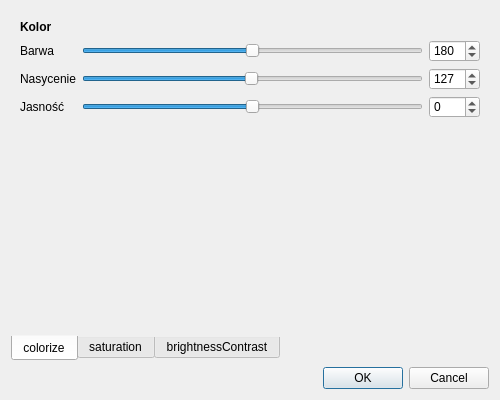
First picture: the form in colormenu.ui, repository NorbertWychowski/FilterApp-Qt, before the edit.
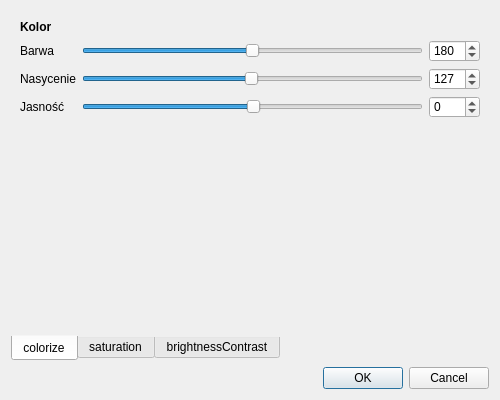
Second picture: the form after the edit.

```diff
--- a/colormenu.ui
+++ b/colormenu.ui
@@ -79,7 +79,7 @@
           <number>-128</number>
          </property>
          <property name="maximum">
-          <number>128</number>
+          <number>127</number>
          </property>
          <property name="value">
           <number>0</number>
```
Left out of the diff: 6 changed lines with no effect on the pictures.
